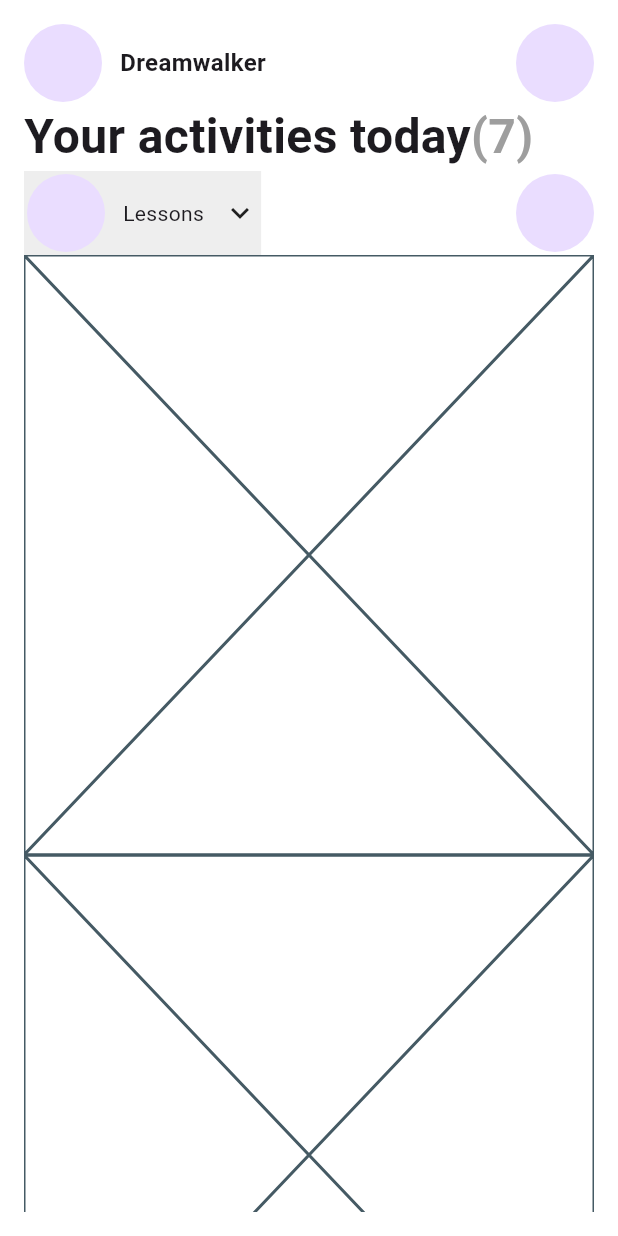
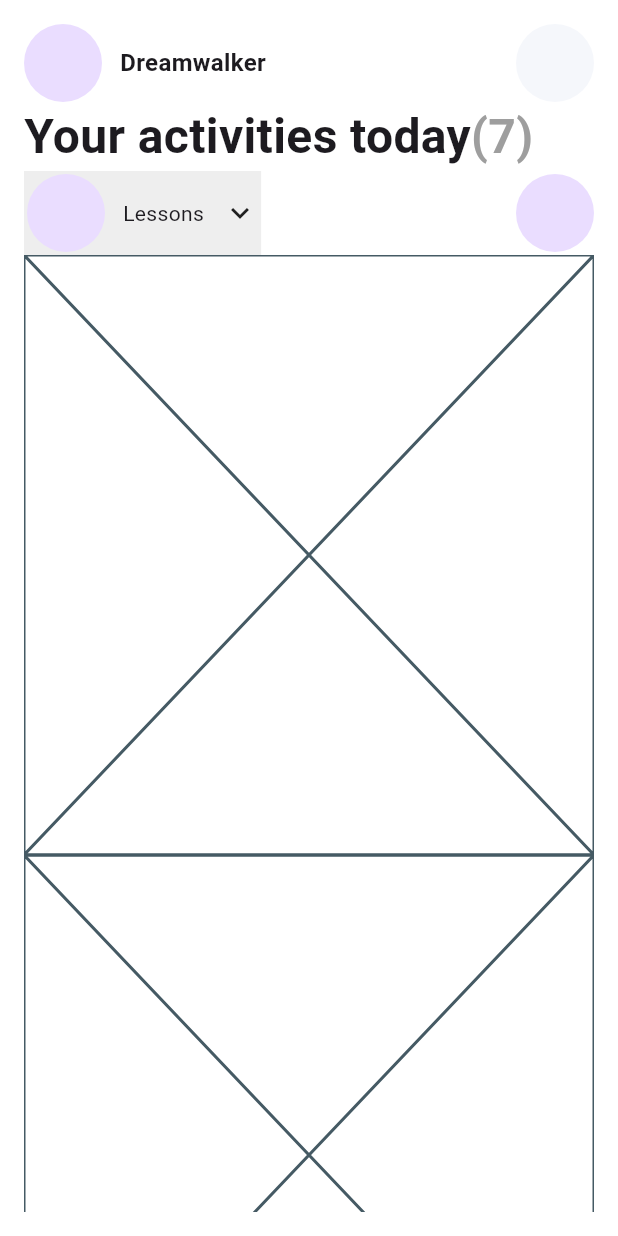
Before and after one commit to JAICHANGPARK/flutter_notebook_chapter_43, a Flutter app: the EducationHomePage screen opened directly, on a phone screen of 412 x 824 dp. Run offline on Flutter 3.47's test engine with Material 3 defaults, Android fonts, the phone set to English and light mode, and no system bars; our stand-ins replace gap, hugeicons, percent_indicator.

Commit message:
Update education_home_page.dart

```diff
--- a/lib/ep2191_education_app/ui/education_home_page.dart
+++ b/lib/ep2191_education_app/ui/education_home_page.dart
@@ -36,6 +36,7 @@ class _EducationHomePageState extends State<EducationHomePage> {
                   ),
                   CircleAvatar(
                     radius: 26,
+                    backgroundColor: Color.fromRGBO(245, 247, 251, 1),
                   )
                 ],
               ),
@@ -86,7 +87,8 @@ class _EducationHomePageState extends State<EducationHomePage> {
                   ),
                 ],
               ),
-              Expanded(child: ListView(
+              Expanded(
+                  child: ListView(
                 children: [
                   Placeholder(),
                   Placeholder(),
```
